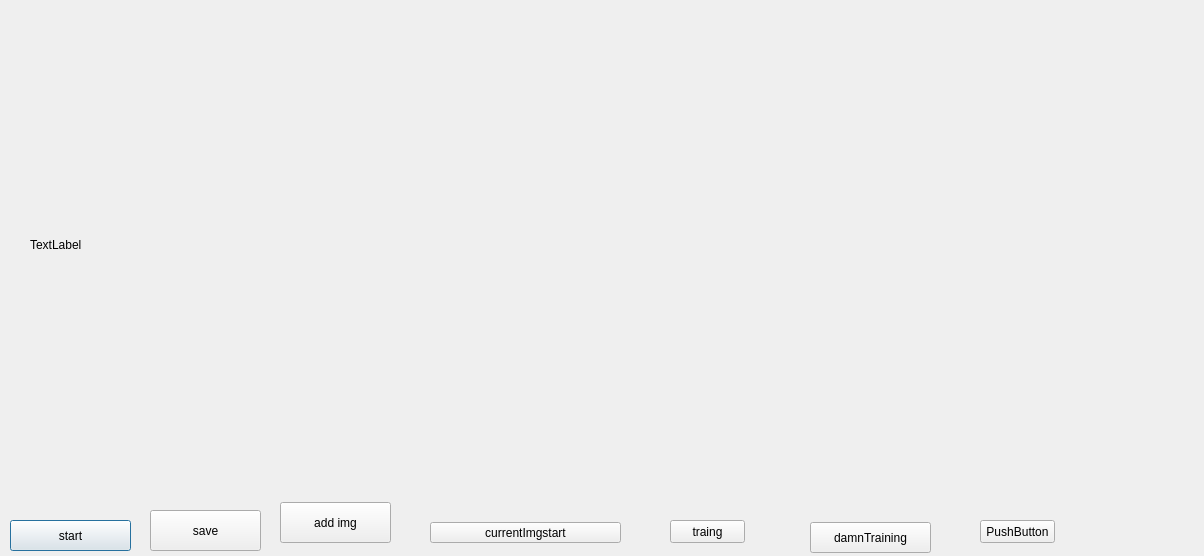
Qt form ImplementationPhase/View/RendererModule/ui/render.ui (JohannesHaering/PSE) before a commit.
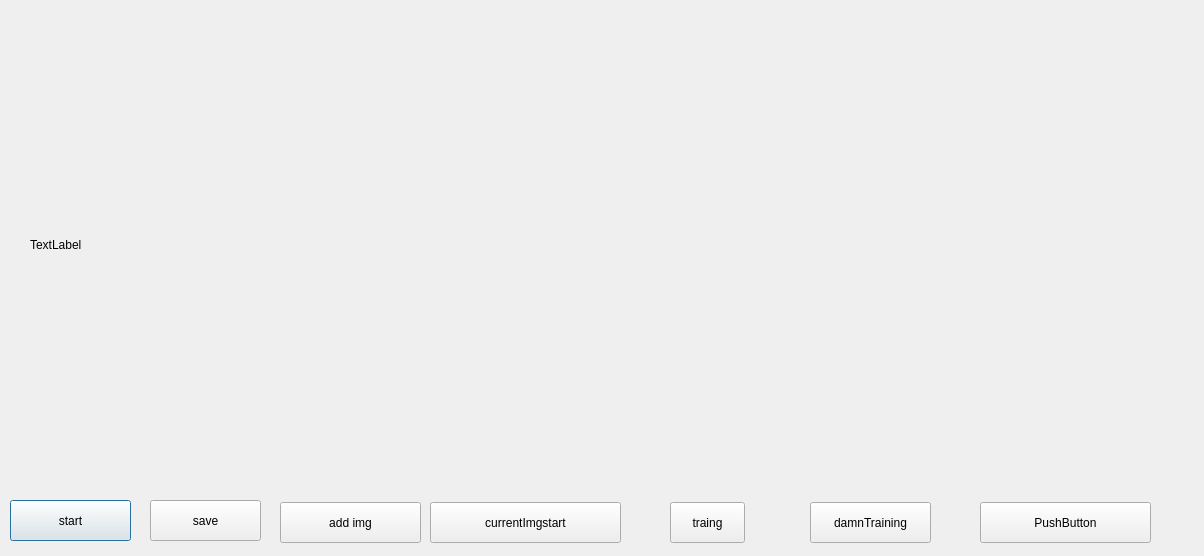
The same form after that commit.

```diff
--- a/ImplementationPhase/View/RendererModule/ui/render.ui
+++ b/ImplementationPhase/View/RendererModule/ui/render.ui
@@ -17,9 +17,9 @@
    <property name="geometry">
     <rect>
      <x>10</x>
-     <y>520</y>
+     <y>500</y>
      <width>121</width>
-     <height>31</height>
+     <height>41</height>
     </rect>
    </property>
    <property name="text">
@@ -43,7 +43,7 @@
    <property name="geometry">
     <rect>
      <x>150</x>
-     <y>510</y>
+     <y>500</y>
      <width>111</width>
      <height>41</height>
     </rect>
@@ -57,7 +57,7 @@
     <rect>
      <x>280</x>
      <y>502</y>
-     <width>111</width>
+     <width>141</width>
      <height>41</height>
     </rect>
    </property>
@@ -69,9 +69,9 @@
    <property name="geometry">
     <rect>
      <x>430</x>
-     <y>522</y>
+     <y>502</y>
      <width>191</width>
-     <height>21</height>
+     <height>41</height>
     </rect>
    </property>
    <property name="text">
@@ -82,9 +82,9 @@
    <property name="geometry">
     <rect>
      <x>670</x>
-     <y>520</y>
+     <y>502</y>
      <width>75</width>
-     <height>23</height>
+     <height>41</height>
     </rect>
    </property>
    <property name="text">
@@ -95,9 +95,9 @@
    <property name="geometry">
     <rect>
      <x>810</x>
-     <y>522</y>
+     <y>502</y>
      <width>121</width>
-     <height>31</height>
+     <height>41</height>
     </rect>
    </property>
    <property name="text">
@@ -108,9 +108,9 @@
    <property name="geometry">
     <rect>
      <x>980</x>
-     <y>520</y>
-     <width>75</width>
-     <height>23</height>
+     <y>502</y>
+     <width>171</width>
+     <height>41</height>
     </rect>
    </property>
    <property name="text">
```
